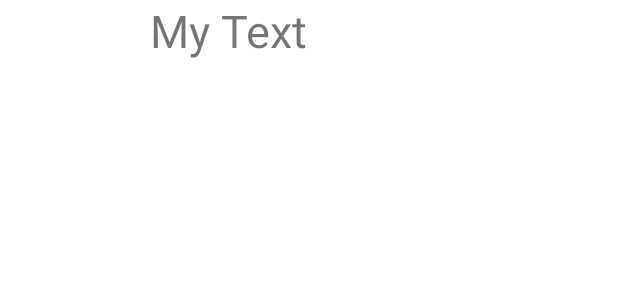
After one commit to DorUzan/AndroidAnimeAPP, an Android app: the layout activity_custom_list_view.xml on its own in the app's theme, with its tools: preview values and no code run, on a phone screen of 412 x 824 dp. The commit adds this screen. Shown: the top 300 px of the screen. Run offline under Robolectric (Android 15) with nearby library versions, the phone set to English and light mode, and no system bars.

Commit message:
first try

```diff
--- a/app/build.gradle
+++ b/app/build.gradle
@@ -38,4 +38,6 @@ dependencies {
     testImplementation 'junit:junit:4.13.2'
     androidTestImplementation 'androidx.test.ext:junit:1.1.5'
     androidTestImplementation 'androidx.test.espresso:espresso-core:3.5.1'
+    implementation 'com.squareup.retrofit2:retrofit:(insert latest version)'
+    implementation 'com.google.code.gson:gson:2.10.1'
 }
--- a/app/src/main/AndroidManifest.xml
+++ b/app/src/main/AndroidManifest.xml
@@ -12,6 +12,9 @@
         android:supportsRtl="true"
         android:theme="@style/Theme.AnimeInfoFun"
         tools:targetApi="31">
+        <activity
+            android:name=".CustomListView"
+            android:exported="false" />
         <activity
             android:name=".LoginActivity"
             android:exported="false">
@@ -35,7 +38,6 @@
         <activity
             android:name=".MainActivity"
             android:exported="false">
-
             <meta-data
                 android:name="android.app.lib_name"
                 android:value="" />
--- /dev/null
+++ b/app/src/main/res/layout/activity_custom_list_view.xml
@@ -0,0 +1,22 @@
+<?xml version="1.0" encoding="utf-8"?>
+<LinearLayout xmlns:android="http://schemas.android.com/apk/res/android"
+    xmlns:app="http://schemas.android.com/apk/res-auto"
+    xmlns:tools="http://schemas.android.com/tools"
+    android:layout_width="match_parent"
+    android:layout_height="match_parent"
+    tools:context=".CustomListView">
+
+    <ImageView
+        android:layout_width="100dp"
+        android:layout_height="100dp"
+        android:id="@+id/imageIcon" />
+    <TextView
+        android:layout_width="wrap_content"
+        android:layout_height="wrap_content"
+        android:id="@+id/textView"
+        android:gravity="center"
+        android:text="My Text"
+        android:textSize="30sp"/>
+
+
+</LinearLayout>
```
Also changed, not shown: app/src/main/java/com/animefanbase/animeinfofun/AnimeServices.java (added, +8 -0 lines), app/src/main/java/com/animefanbase/animeinfofun/CustomBaseAdapter.java (added, +47 -0 lines), app/src/main/java/com/animefanbase/animeinfofun/CustomListView.java (added, +14 -0 lines), app/src/main/java/com/animefanbase/animeinfofun/MainActivity.java (+12 -0 lines), app/src/main/java/com/animefanbase/animeinfofun/Post.java (added, +13 -0 lines), app/src/main/res/layout/activity_main.xml (+14 -4 lines), app/src/main/res/drawable/banana.png (added), app/src/main/res/drawable/watermelon.png (added).
